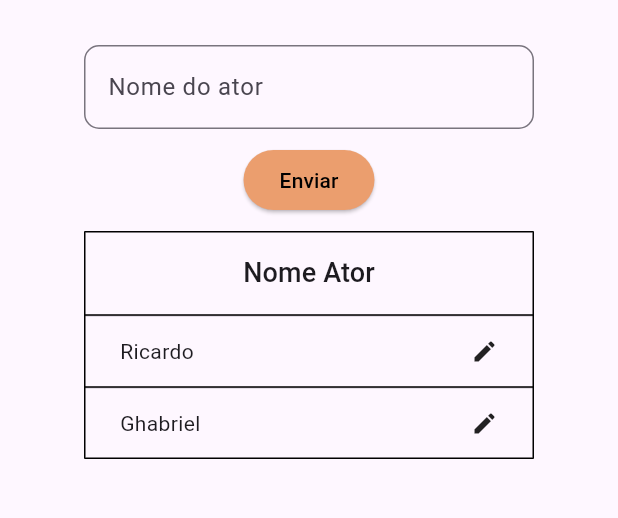
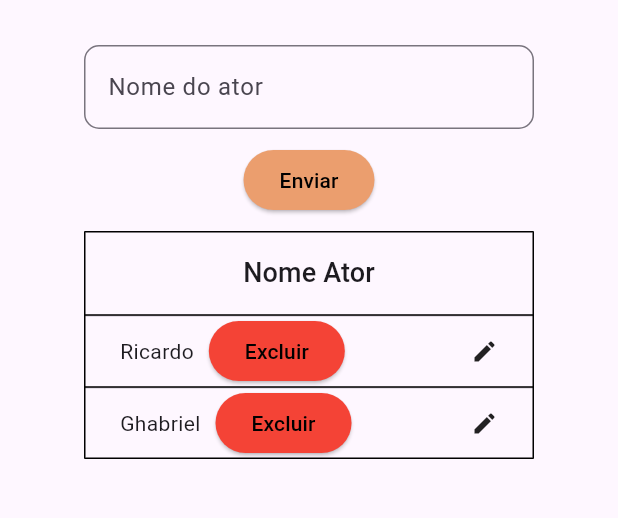
Before and after one commit to BorgesGh/Locadora-Flutter, a Flutter app: the screen it shows after launch, on a phone screen of 412 x 824 dp, the part 84-602 px from its top. Run offline on Flutter 3.47's test engine with Material 3 defaults, Android fonts, the phone set to English and light mode, and no system bars.

Commit message:
Tela de CRUD de ator funcionando!

```diff
--- a/lib/pages/ator_crud.dart
+++ b/lib/pages/ator_crud.dart
@@ -21,12 +21,14 @@ class _StateAtorCRUD extends State<AtorCRUD>{
 
   double space = 10.0;
 
+  int gambiarra = 3;
+
   String operacao = "Enviar";
 
   final formKey = GlobalKey<FormState>();
 
   final nomeAtorController = TextEditingController();
-  int idController = 0;
+  int idController = -1;
 
   @override
   void initState(){
@@ -62,16 +64,16 @@ class _StateAtorCRUD extends State<AtorCRUD>{
 
                             if(operacao == "Enviar"){
                               setState(() {
-                                ControladorAtor.inserirAtor(nome: nomeAtorController.text, id: 5);
+                                ControladorAtor.inserirAtor(nome: nomeAtorController.text, id: gambiarra++);
                               });
                               nomeAtorController.text = "";
                             }
                             else{
                               setState(() {
                                 ControladorAtor.editarAtor(novoNome: nomeAtorController.text, id: idController);
-                                operacao = "Enviar";
+                                limparNomeEResetarBotao();
                               });
-                              nomeAtorController.text = "";
+                              idController = -1;
                             }
                           }
                         },
@@ -105,7 +107,25 @@ class _StateAtorCRUD extends State<AtorCRUD>{
                  return DataRow(
                    cells: [
                      DataCell(
-                       Text(elemento.nome),
+                       Row(
+                         children: [
+                           Text(elemento.nome),
+                           const SizedBox(width: 10),
+                           Botao(
+                             ao_clicar: (){
+                               setState(() {
+                                 if(idController == elemento.id){
+                                   limparNomeEResetarBotao();
+                                 }
+                                 atores.remove(elemento);
+                               });
+                             },
+                             texto: const Text("Excluir"),
+                             cor: Colors.red,
+
+                           ),
+                         ],
+                       ),
                        showEditIcon: true,
                        onTap: (){
                          nomeAtorController.text = elemento.nome;
@@ -129,4 +149,10 @@ class _StateAtorCRUD extends State<AtorCRUD>{
 
   }
 
+  void limparNomeEResetarBotao(){
+    nomeAtorController.text = "";
+    operacao = "Enviar";
+  }
+
+
 }
--- a/lib/widgets/Botao.dart
+++ b/lib/widgets/Botao.dart
@@ -7,16 +7,24 @@ class Botao extends StatelessWidget{
 
   late VoidCallback ao_clicar;
   Widget? texto;
+  Color? cor;
 
-  Botao({super.key, required this.ao_clicar, this.texto});
+  Botao({super.key,
+    required this.ao_clicar,
+    this.texto,
+    this.cor
+  })
+  {
+    cor ??= CONSTANTES.LARANJA;
+  }
 
   @override
   Widget build(BuildContext context) {
     return ElevatedButton(
       onPressed: ao_clicar,
-      style: const ButtonStyle(
-        backgroundColor: WidgetStatePropertyAll(CONSTANTES.LARANJA),
-        foregroundColor: WidgetStatePropertyAll(Colors.black)
+      style: ButtonStyle(
+        backgroundColor: WidgetStatePropertyAll(cor),
+        foregroundColor: const WidgetStatePropertyAll(Colors.black)
       ),
 
       child: texto,
```
